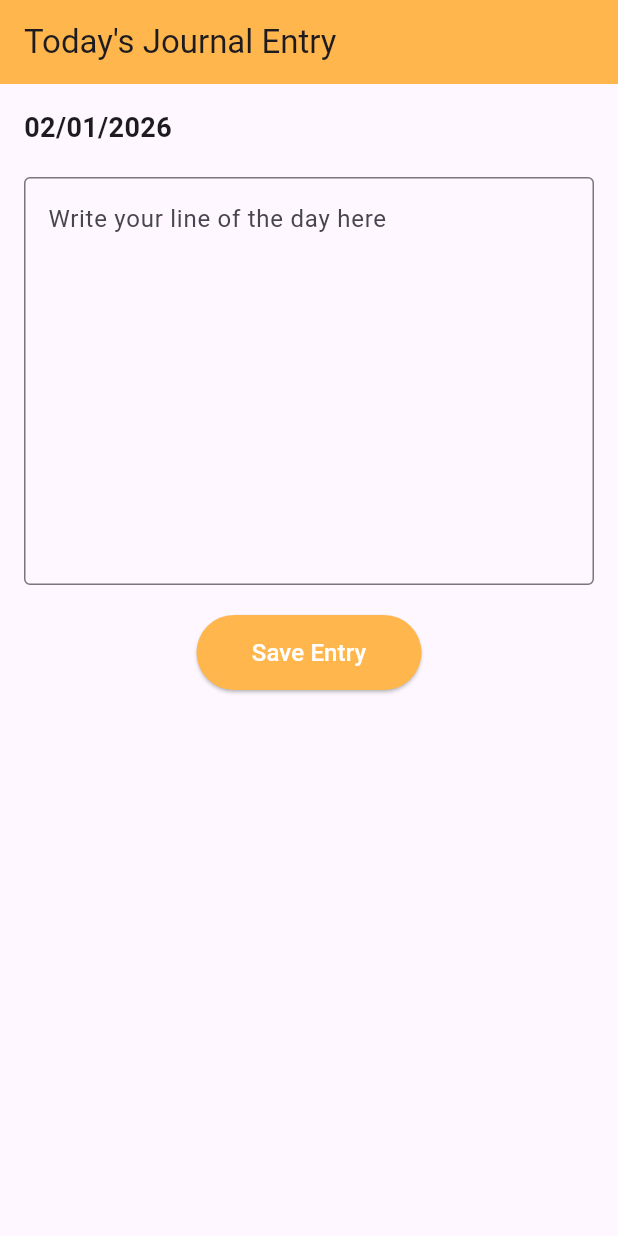
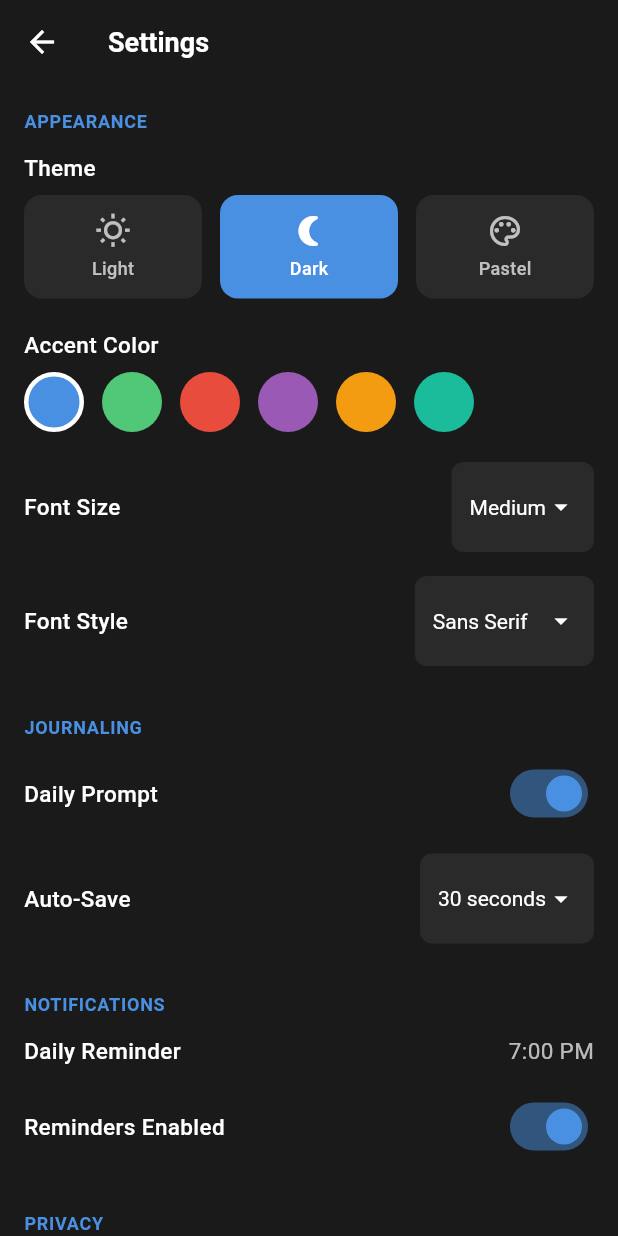
Before and after one commit to celbbs/Tinylines, a Flutter app: the screen it shows after launch, on a phone screen of 412 x 824 dp. Run offline on Flutter 3.47's test engine with Material 3 defaults, Android fonts, the phone set to English and light mode, and no system bars.

Commit message:
Add initial Settings page UI skeleton

```diff
--- a/lib/main.dart
+++ b/lib/main.dart
@@ -1,12 +1,13 @@
 import 'package:flutter/material.dart';
 import 'journal_entry_page.dart';
+import 'settings_page.dart';
 
 void main() {
   runApp(const MyApp());
 }
 
 class MyApp extends StatelessWidget {
-  const MyApp({Key? key}) : super(key: key);
+  const MyApp({super.key});
 
   @override
   Widget build(BuildContext context) {
@@ -15,7 +16,7 @@ class MyApp extends StatelessWidget {
       theme: ThemeData(
         primarySwatch: Colors.pink,
       ),
-      home: const JournalEntryPage(),
+      home: const SettingsPage(),
     );
   }
 }
--- /dev/null
+++ b/lib/settings_page.dart
@@ -0,0 +1,464 @@
+import 'package:flutter/material.dart';
+
+class SettingsPage extends StatefulWidget {
+  const SettingsPage({Key? key}) : super(key: key);
+
+  @override
+  State<SettingsPage> createState() => _SettingsPageState();
+}
+
+class _SettingsPageState extends State<SettingsPage> {
+  // State variables
+  String selectedTheme = 'Dark';
+  Color selectedAccentColor = const Color(0xFF4A90E2);
+  String selectedFontSize = 'Medium';
+  String selectedFontStyle = 'Sans Serif';
+  bool dailyPromptEnabled = true;
+  String autoSaveInterval = '30 seconds';
+  TimeOfDay dailyReminderTime = const TimeOfDay(hour: 19, minute: 0);
+  bool remindersEnabled = true;
+  bool hidePreviewsEnabled = false;
+
+  // all accent colors
+  final List<Color> accentColors = [
+    const Color(0xFF4A90E2), // blue
+    const Color(0xFF50C878), // green
+    const Color(0xFFE74C3C), // red
+    const Color(0xFF9B59B6), // purple
+    const Color(0xFFF39C12), // orange
+    const Color(0xFF1ABC9C), // teal
+  ];
+
+  // get theme colors based on selected theme
+  Color get backgroundColor {
+    switch (selectedTheme) {
+      case 'Light':
+        return Colors.white;
+      case 'Dark':
+        return const Color(0xFF1a1a1a);
+      case 'Pastel':
+        return const Color(0xFFFFF5F7);
+      default:
+        return Colors.white;
+    }
+  }
+
+  Color get textColor {
+    switch (selectedTheme) {
+      case 'Light':
+        return Colors.black87;
+      case 'Dark':
+        return Colors.white;
+      case 'Pastel':
+        return const Color(0xFF5a4a5a);
+      default:
+        return Colors.black87;
+    }
+  }
+
+  Color get secondaryTextColor {
+    switch (selectedTheme) {
+      case 'Light':
+        return Colors.black54;
+      case 'Dark':
+        return Colors.white70;
+      case 'Pastel':
+        return const Color(0xFF8a7a8a);
+      default:
+        return Colors.black54;
+    }
+  }
+
+  Color get cardColor {
+    switch (selectedTheme) {
+      case 'Light':
+        return Colors.grey.shade100;
+      case 'Dark':
+        return const Color(0xFF2a2a2a);
+      case 'Pastel':
+        return const Color(0xFFffe4eb);
+      default:
+        return Colors.grey.shade100;
+    }
+  }
+
+  Color get appBarColor {
+    switch (selectedTheme) {
+      case 'Light':
+        return Colors.white;
+      case 'Dark':
+        return const Color(0xFF1a1a1a);
+      case 'Pastel':
+        return const Color(0xFFFFF5F7);
+      default:
+        return Colors.white;
+    }
+  }
+
+  @override
+  Widget build(BuildContext context) {
+    return Scaffold(
+      backgroundColor: backgroundColor,
+      appBar: AppBar(
+        backgroundColor: appBarColor,
+        elevation: 0,
+        leading: IconButton(
+          icon: Icon(Icons.arrow_back, color: textColor),
+          onPressed: () => Navigator.pop(context),
+        ),
+        title: Text(
+          'Settings',
+          style: TextStyle(
+            color: textColor,
+            fontSize: 18,
+            fontWeight: FontWeight.w600,
+          ),
+        ),
+      ),
+      body: ListView(
+        padding: const EdgeInsets.all(16),
+        children: [
+          // APPEARANCE Section
+          _buildSectionHeader('APPEARANCE'),
+          const SizedBox(height: 12),
+
+          // Theme
+          _buildSettingLabel('Theme'),
+          const SizedBox(height: 8),
+          Row(
+            children: [
+              _buildThemeOption('Light', Icons.wb_sunny_outlined),
+              const SizedBox(width: 12),
+              _buildThemeOption('Dark', Icons.nightlight_round),
+              const SizedBox(width: 12),
+              _buildThemeOption('Pastel', Icons.palette_outlined),
+            ],
+          ),
+          const SizedBox(height: 20),
+
+          // Accent color
+          _buildSettingLabel('Accent Color'),
+          const SizedBox(height: 8),
+          Row(
+            children: accentColors.map((color) =>
+              _buildColorOption(color)
+            ).toList(),
+          ),
+          const SizedBox(height: 20),
+
+          // font size
+          _buildDropdownSetting(
+            'Font Size',
+            selectedFontSize,
+            ['Small', 'Medium', 'Large'],
+            (value) => setState(() => selectedFontSize = value!),
+          ),
+          const SizedBox(height: 16),
+
+          // Font style
+          _buildDropdownSetting(
+            'Font Style',
+            selectedFontStyle,
+            ['Sans Serif', 'Serif', 'Handwriting'],
+            (value) => setState(() => selectedFontStyle = value!),
+          ),
+          const SizedBox(height: 32),
+
+          // JOURNALING Section
+          _buildSectionHeader('JOURNALING'),
+          const SizedBox(height: 12),
+
+          // daily prompt
+          _buildToggleSetting(
+            'Daily Prompt',
+            dailyPromptEnabled,
+            (value) => setState(() => dailyPromptEnabled = value),
+          ),
+          const SizedBox(height: 16),
+
+          // auto save
+          _buildDropdownSetting(
+            'Auto-Save',
+            autoSaveInterval,
+            ['10 seconds', '30 seconds', '60 seconds'],
+            (value) => setState(() => autoSaveInterval = value!),
+          ),
+          const SizedBox(height: 32),
+
+          // notifs section
+          _buildSectionHeader('NOTIFICATIONS'),
+          const SizedBox(height: 12),
+
+          // Daily reminder
+          _buildTimeSetting(
+            'Daily Reminder',
+            dailyReminderTime,
+            () async {
+              final TimeOfDay? picked = await showTimePicker(
+                context: context,
+                initialTime: dailyReminderTime,
+              );
+              if (picked != null) {
+                setState(() => dailyReminderTime = picked);
+              }
+            },
+          ),
+          const SizedBox(height: 16),
+
+          // reminders enabled
+          _buildToggleSetting(
+            'Reminders Enabled',
+            remindersEnabled,
+            (value) => setState(() => remindersEnabled = value),
+          ),
+          const SizedBox(height: 32),
+
+          // privacy Section
+          _buildSectionHeader('PRIVACY'),
+          const SizedBox(height: 12),
+
+          // App passcode
+          _buildNavigationSetting('App Passcode', 'Set'),
+          const SizedBox(height: 16),
+
+          // Hide previews
+          _buildToggleSetting(
+            'Hide Previews',
+            hidePreviewsEnabled,
+            (value) => setState(() => hidePreviewsEnabled = value),
+          ),
+          const SizedBox(height: 32),
+
+          // Account Section
+          _buildSectionHeader('ACCOUNT'),
+          const SizedBox(height: 12),
+
+          // Profile Name
+          _buildNavigationSetting('Profile Name', 'Arianna'),
+          const SizedBox(height: 16),
+
+          // Reset Settings
+          _buildNavigationSetting('Reset Settings', ''),
+          const SizedBox(height: 16),
+
+          // Delete Account
+          _buildDeleteAccountSetting(),
+          const SizedBox(height: 32),
+        ],
+      ),
+    );
+  }
+
+  Widget _buildSectionHeader(String title) {
+    return Text(
+      title,
+      style: TextStyle(
+        color: selectedAccentColor,
+        fontSize: 12,
+        fontWeight: FontWeight.w600,
+        letterSpacing: 0.5,
+      ),
+    );
+  }
+
+  Widget _buildSettingLabel(String label) {
+    return Text(
+      label,
+      style: TextStyle(
+        color: textColor,
+        fontSize: 15,
+        fontWeight: FontWeight.w500,
+      ),
+    );
+  }
+
+  Widget _buildThemeOption(String theme, IconData icon) {
+    final isSelected = selectedTheme == theme;
+    return Expanded(
+      child: GestureDetector(
+        onTap: () => setState(() => selectedTheme = theme),
+        child: Container(
+          padding: const EdgeInsets.symmetric(vertical: 12),
+          decoration: BoxDecoration(
+            color: isSelected ? selectedAccentColor : cardColor,
+            borderRadius: BorderRadius.circular(12),
+          ),
+          child: Column(
+            children: [
+              Icon(
+                icon,
+                color: isSelected ? Colors.white : secondaryTextColor,
+                size: 24,
+              ),
+              const SizedBox(height: 4),
+              Text(
+                theme,
+                style: TextStyle(
+                  color: isSelected ? Colors.white : secondaryTextColor,
+                  fontSize: 12,
+                  fontWeight: FontWeight.w500,
+                ),
+              ),
+            ],
+          ),
+        ),
+      ),
+    );
+  }
+
+  Widget _buildColorOption(Color color) {
+    final isSelected = selectedAccentColor == color;
+    return GestureDetector(
+      onTap: () => setState(() => selectedAccentColor = color),
+      child: Container(
+        width: 40,
+        height: 40,
+        margin: const EdgeInsets.only(right: 12),
+        decoration: BoxDecoration(
+          color: color,
+          shape: BoxShape.circle,
+          border: isSelected
+            ? Border.all(color: textColor, width: 3)
+            : null,
+        ),
+      ),
+    );
+  }
+
+  Widget _buildDropdownSetting(
+    String label,
+    String value,
+    List<String> options,
+    void Function(String?) onChanged,
+  ) {
+    return Row(
+      mainAxisAlignment: MainAxisAlignment.spaceBetween,
+      children: [
+        _buildSettingLabel(label),
+        Container(
+          padding: const EdgeInsets.symmetric(horizontal: 12, vertical: 6),
+          decoration: BoxDecoration(
+            color: cardColor,
+            borderRadius: BorderRadius.circular(8),
+          ),
+          child: DropdownButton<String>(
+            value: value,
+            underline: const SizedBox(),
+            icon: Icon(Icons.arrow_drop_down, size: 20, color: textColor),
+            style: TextStyle(
+              color: textColor,
+              fontSize: 14,
+            ),
+            dropdownColor: cardColor,
+            onChanged: onChanged,
+            items: options.map((String option) {
+              return DropdownMenuItem<String>(
+                value: option,
+                child: Text(option),
+              );
+            }).toList(),
+          ),
+        ),
+      ],
+    );
+  }
+
+  Widget _buildToggleSetting(
+    String label,
+    bool value,
+    void Function(bool) onChanged,
+  ) {
+    return Row(
+      mainAxisAlignment: MainAxisAlignment.spaceBetween,
+      children: [
+        _buildSettingLabel(label),
+        Switch(
+          value: value,
+          onChanged: onChanged,
+          activeColor: selectedAccentColor,
+        ),
+      ],
+    );
+  }
+
+  Widget _buildTimeSetting(
+    String label,
+    TimeOfDay time,
+    VoidCallback onTap,
+  ) {
+    return GestureDetector(
+      onTap: onTap,
+      child: Row(
+        mainAxisAlignment: MainAxisAlignment.spaceBetween,
+        children: [
+          _buildSettingLabel(label),
+          Text(
+            time.format(context),
+            style: TextStyle(
+              color: secondaryTextColor,
+              fontSize: 15,
+            ),
+          ),
+        ],
+      ),
+    );
+  }
+
+  Widget _buildNavigationSetting(String label, String value) {
+    return GestureDetector(
+      onTap: () {
+        // navigate to respective settings page
+      },
+      child: Row(
+        mainAxisAlignment: MainAxisAlignment.spaceBetween,
+        children: [
+          _buildSettingLabel(label),
+          Row(
+            children: [
+              if (value.isNotEmpty)
+                Text(
+                  value,
+                  style: TextStyle(
+                    color: secondaryTextColor,
+                    fontSize: 15,
+                  ),
+                ),
+              const SizedBox(width: 4),
+              Icon(
+                Icons.chevron_right,
+                color: secondaryTextColor.withOpacity(0.5),
+                size: 20,
+              ),
+            ],
+          ),
+        ],
+      ),
+    );
+  }
+
+  Widget _buildDeleteAccountSetting() {
+    return GestureDetector(
+      onTap: () {
+        // show delete acct confirmation dialog
+      },
+      child: Row(
+        mainAxisAlignment: MainAxisAlignment.spaceBetween,
+        children: [
+          const Text(
+            'Delete Account',
+            style: TextStyle(
+              color: Colors.red,
+              fontSize: 15,
+              fontWeight: FontWeight.w500,
+            ),
+          ),
+          Icon(
+            Icons.chevron_right,
+            color: secondaryTextColor.withOpacity(0.5),
+            size: 20,
+          ),
+        ],
+      ),
+    );
+  }
+}
```
